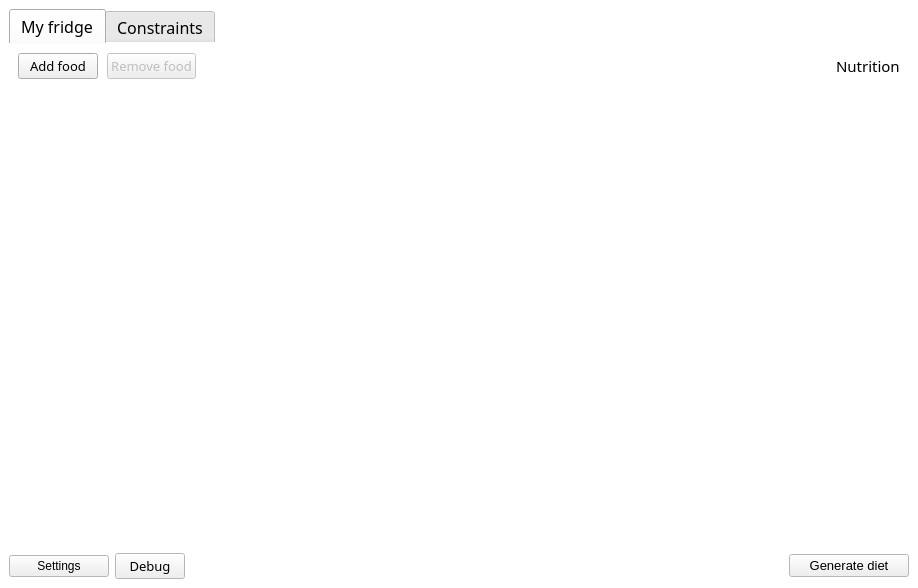
Qt form ui_mainwindow_tab.ui (josh-minch/spartan) before a commit.
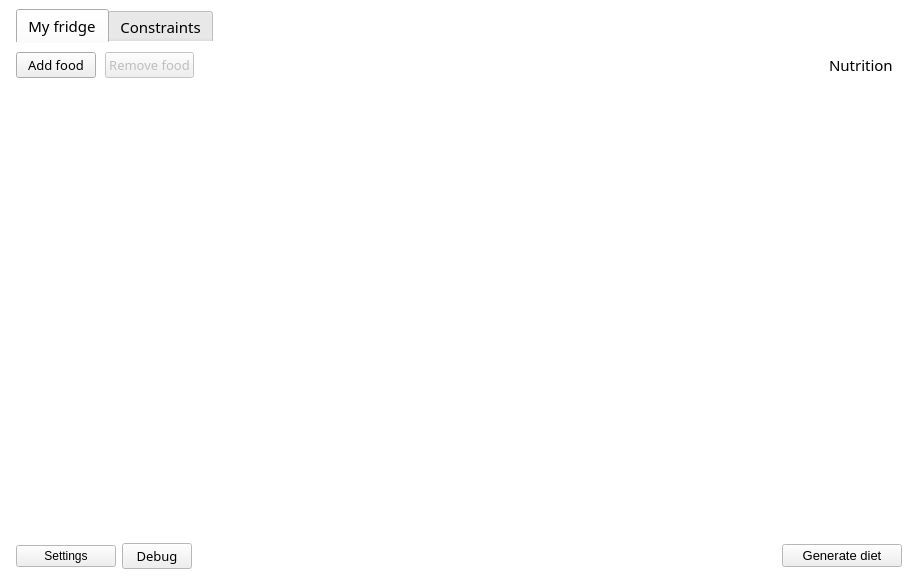
The same form after that commit. The open tabs and pages were chosen to show the change. Icons and pictures are not drawn.

Diff of the .ui file:
```diff
--- a/ui_mainwindow_tab.ui
+++ b/ui_mainwindow_tab.ui
@@ -7,7 +7,7 @@
     <x>0</x>
     <y>0</y>
     <width>918</width>
-    <height>588</height>
+    <height>585</height>
    </rect>
   </property>
   <property name="palette">
@@ -66,6 +66,12 @@
   <property name="autoFillBackground">
    <bool>true</bool>
   </property>
+  <property name="iconSize">
+   <size>
+    <width>30</width>
+    <height>30</height>
+   </size>
+  </property>
   <property name="toolButtonStyle">
    <enum>Qt::ToolButtonIconOnly</enum>
   </property>
@@ -77,6 +83,15 @@
     <bool>true</bool>
    </property>
    <layout class="QGridLayout" name="gridLayout_2">
+    <property name="leftMargin">
+     <number>16</number>
+    </property>
+    <property name="rightMargin">
+     <number>16</number>
+    </property>
+    <property name="bottomMargin">
+     <number>16</number>
+    </property>
     <item row="1" column="1">
      <widget class="QPushButton" name="pushButton">
       <property name="maximumSize">
@@ -148,19 +163,19 @@
       <property name="font">
        <font>
         <family>Segoe UI Semilight</family>
-        <pointsize>12</pointsize>
+        <pointsize>11</pointsize>
        </font>
       </property>
       <property name="styleSheet">
        <string notr="true">QTabWidget::pane { border: 0; }</string>
       </property>
       <property name="currentIndex">
-       <number>0</number>
+       <number>1</number>
       </property>
       <property name="iconSize">
        <size>
-        <width>20</width>
-        <height>20</height>
+        <width>16</width>
+        <height>16</height>
        </size>
       </property>
       <property name="documentMode">
@@ -178,6 +193,18 @@
         <string>My fridge</string>
        </attribute>
        <layout class="QGridLayout" name="gridLayout">
+        <property name="leftMargin">
+         <number>0</number>
+        </property>
+        <property name="topMargin">
+         <number>9</number>
+        </property>
+        <property name="rightMargin">
+         <number>9</number>
+        </property>
+        <property name="bottomMargin">
+         <number>9</number>
+        </property>
         <property name="spacing">
          <number>9</number>
         </property>
@@ -208,9 +235,6 @@
            <iconset>
             <normaloff>images/add.png</normaloff>images/add.png</iconset>
           </property>
-          <property name="shortcut">
-           <string>Ctrl+F</string>
-          </property>
          </widget>
         </item>
         <item row="0" column="1">
@@ -412,7 +436,7 @@
            <enum>Qt::DashLine</enum>
           </property>
           <attribute name="horizontalHeaderVisible">
-           <bool>true</bool>
+           <bool>false</bool>
           </attribute>
           <attribute name="horizontalHeaderHighlightSections">
            <bool>false</bool>
@@ -494,7 +518,7 @@
           <property name="font">
            <font>
             <family>Segoe UI</family>
-            <pointsize>10</pointsize>
+            <pointsize>9</pointsize>
            </font>
           </property>
           <property name="focusPolicy">
@@ -553,6 +577,9 @@
         <string>Constraints</string>
        </attribute>
        <layout class="QGridLayout" name="gridLayout_3">
+        <property name="leftMargin">
+         <number>0</number>
+        </property>
         <property name="spacing">
          <number>9</number>
         </property>
@@ -583,9 +610,6 @@
            <iconset>
             <normaloff>images/add.png</normaloff>images/add.png</iconset>
           </property>
-          <property name="shortcut">
-           <string>Ctrl+F</string>
-          </property>
          </widget>
         </item>
         <item row="0" column="1">
```
